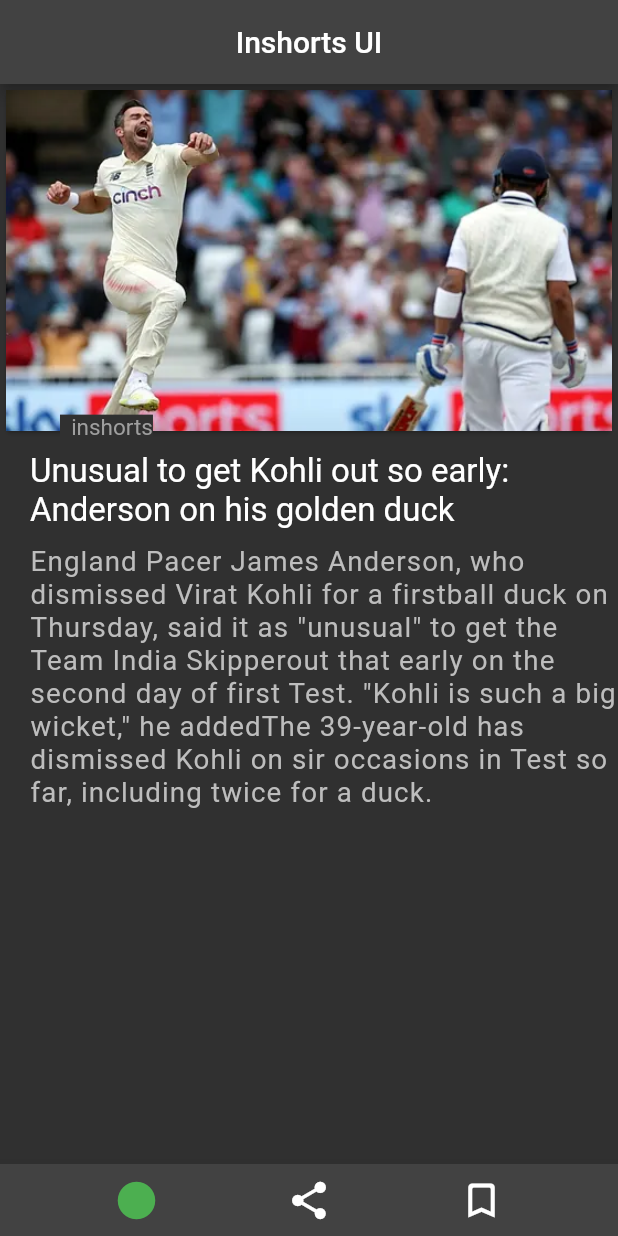
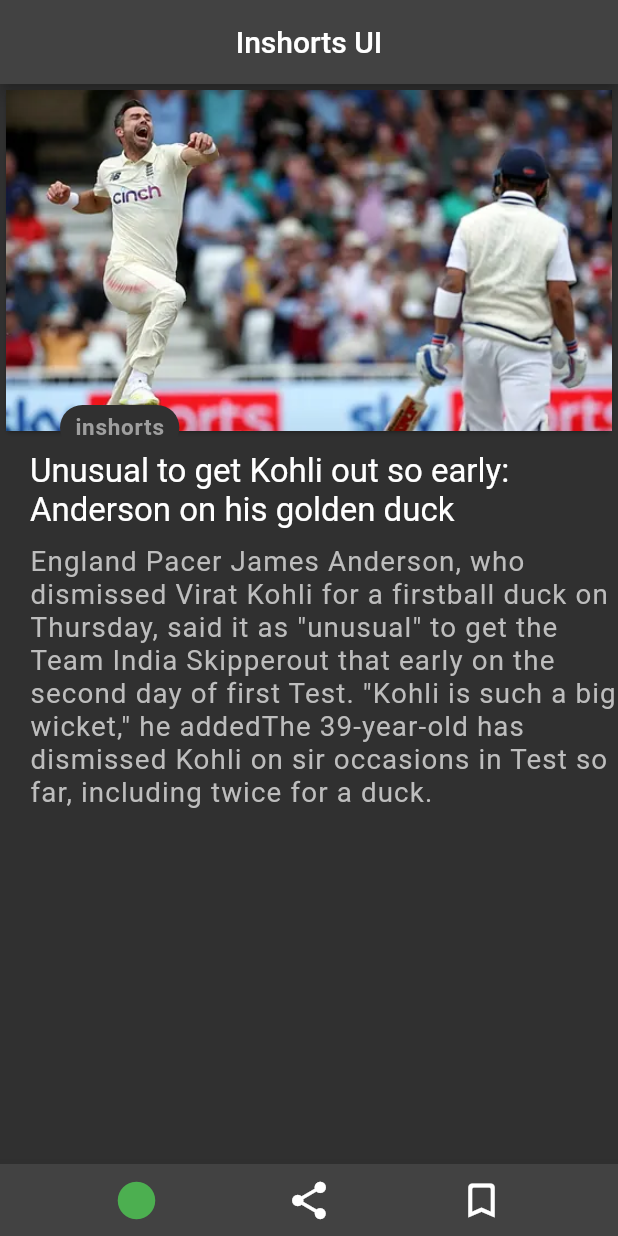
Before and after one commit to Manojkc15/flutter_inshorts_UI, a Flutter app: the screen it shows after launch, on a phone screen of 412 x 824 dp. Run offline on Flutter 3.47's test engine with Material 2 defaults, Android fonts, the phone set to English and light mode, and no system bars.

Commit message:
addes padding for logo

```diff
--- a/lib/main.dart
+++ b/lib/main.dart
@@ -1,3 +1,4 @@
+import 'package:flutter/cupertino.dart';
 import 'package:flutter/material.dart';
 
 void main() => runApp(
@@ -59,13 +60,23 @@ class inshortsUI extends StatelessWidget {
             ],
           ),
           Container(
-            padding: EdgeInsets.only(left: 40.0, top: 220.0),
+            padding: EdgeInsets.fromLTRB(10.0,6.0,10.0,6.0),
+            decoration: BoxDecoration(
+              color: Colors.grey[850],
+              shape: BoxShape.rectangle,
+              borderRadius: BorderRadius.all(
+                Radius.circular(30.0),
+              ),
+            ),
+            margin: EdgeInsets.only(left: 40.0, top: 214.0),
             child: Text(
-              '  inshorts  ',
+              'inshorts',
               style: TextStyle(
                 fontSize: 15.0,
+                fontWeight: FontWeight.bold,
+                letterSpacing: .5,
                 color: Colors.grey,
-                backgroundColor: Colors.grey[850],
+                // backgroundColor: Colors.grey[850],
               ),
             ),
           ),
```
